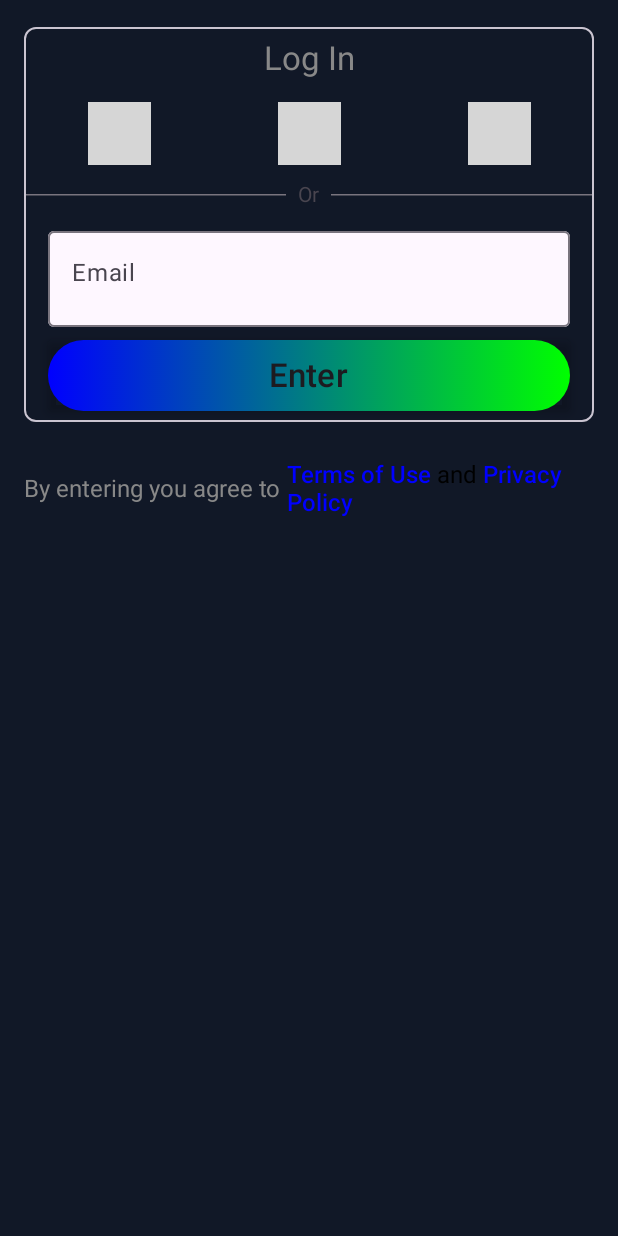
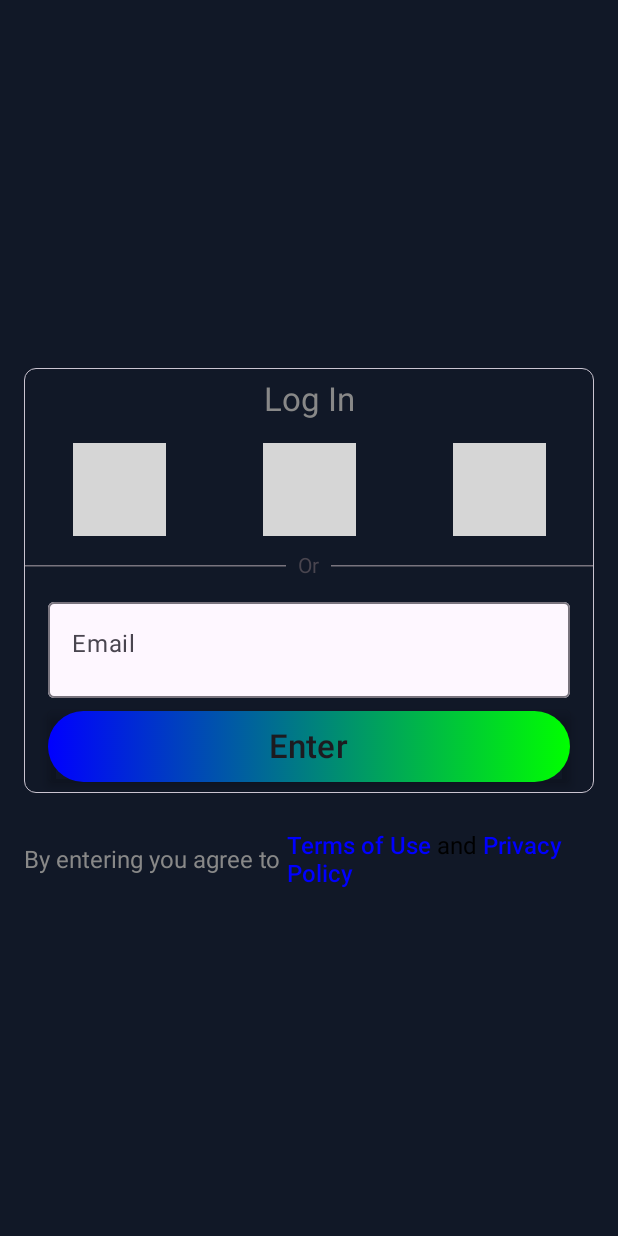
Before and after one commit to thodea/thodea-android, an Android app built with Jetpack Compose: the @Preview function LoginScreenPreview, on a phone screen of 412 x 824 dp. Run offline under Robolectric (Android 15) with nearby library versions, the phone set to English and light mode, and no system bars; pictures from the network do not load; grey boxes are pictures that could not be loaded.

Commit message:
[LOGIN] + Centered login form + Added 3rd party sign in icons + Added login nav logic tree (if not logged in the show Login page)

```diff
--- a/app/build.gradle.kts
+++ b/app/build.gradle.kts
@@ -45,8 +45,9 @@ android {
 
 dependencies {
 
-    implementation(libs.coil.compose) // Or the latest stable version
+    implementation(libs.coil.compose)
     implementation(libs.coil.network.okhttp)
+
     // Compose BOM (manages all versions for Compose libraries)
     implementation(platform(libs.androidx.compose.bom))
     // Jetpack Compose integration
--- a/app/src/main/AndroidManifest.xml
+++ b/app/src/main/AndroidManifest.xml
@@ -1,6 +1,7 @@
 <?xml version="1.0" encoding="utf-8"?>
 <manifest xmlns:android="http://schemas.android.com/apk/res/android"
     xmlns:tools="http://schemas.android.com/tools">
+    <uses-permission android:name="android.permission.INTERNET"/>
 
     <application
         android:allowBackup="true"
@@ -15,7 +16,7 @@
         <activity
             android:name=".MainActivity"
             android:exported="true"
-            android:label="@string/app_name">
+            >
             <intent-filter>
                 <action android:name="android.intent.action.MAIN" />
 
--- a/app/src/main/java/com/example/thodea/nav/NavItem.kt
+++ b/app/src/main/java/com/example/thodea/nav/NavItem.kt
@@ -20,6 +20,9 @@ sealed class NavItem(
     object Chats : NavItem(
         path = "chats"
     )
+    object Login : NavItem(
+        path = "login"
+    )
     object ChatRequests : NavItem(
         path = "chat requests"
     )
--- a/app/src/main/java/com/example/thodea/ui/composables/Login.kt
+++ b/app/src/main/java/com/example/thodea/ui/composables/Login.kt
@@ -1,6 +1,5 @@
 package com.example.thodea.ui.composables
 
-import androidx.compose.foundation.Image
 import androidx.compose.foundation.background
 import androidx.compose.foundation.border
 import androidx.compose.foundation.clickable
@@ -47,14 +46,26 @@ import androidx.compose.ui.text.withStyle
 import androidx.compose.ui.tooling.preview.Preview
 import androidx.compose.ui.unit.dp
 import androidx.compose.ui.unit.sp
-import coil3.compose.rememberAsyncImagePainter
+import coil3.compose.AsyncImage
 
 @Composable
-fun LoginScreen() {
+fun LoginScreen(onLoginSuccess: () -> Unit) {
     // State to control whether the email confirmation message is shown
-    var emailSent by remember { mutableStateOf(false) }
+    val emailSent by remember { mutableStateOf(false) }
     // State to hold the email input value
     var email by remember { mutableStateOf("") }
+    var loginError by remember { mutableStateOf(false) }
+
+    fun onUserLogin() {
+        // Example dummy check: treat "test@example.com" as correct.
+        if (email == "test@example.com") {
+            // ✅ Login success
+            onLoginSuccess()
+        } else {
+            // ❌ Login failed
+            loginError = true
+        }
+    }
 
     Scaffold(
         containerColor = Color(0xFF111827) // Dark background (#111827) from original HTML
@@ -74,12 +85,7 @@ fun LoginScreen() {
                     onSignInGoogle = {  },
                     onSignInMicrosoft = {  },
                     onSignInYahoo = {  },
-                    onUserLogin = {
-                        // When user clicks 'Enter', simulate email sent and update state
-                        emailSent = true
-                        // Do: Add your actual user login API call here
-                        // For example: authViewModel.loginWithEmail(email)
-                    },
+                    onUserLogin = { onUserLogin() }, // ✅ works too
                 )
             } else {
                 // Display the email confirmation message
@@ -93,7 +99,7 @@ fun LoginScreen() {
 @Preview(showBackground = true)
 @Composable
 fun LoginScreenPreview() {
-    LoginScreen()
+    LoginScreen(onLoginSuccess = {})
 }
 
 @Composable
@@ -108,10 +114,12 @@ fun FirstRowLoginLayout(
     // This Column represents the main container for the login form elements.
     // The padding from the original Next.js code is applied here.
     Column(
-        modifier = Modifier
-            .fillMaxWidth()
-            .padding(start = 16.dp, end = 16.dp, top = 8.dp) // Adjusted to match original padding pl-4 pr-4 pt-2
-    ) {
+            modifier = Modifier
+                .fillMaxSize() // You can use fillMaxSize() instead of fillMaxWidth() + fillMaxHeight()
+                .padding(start = 16.dp, end = 16.dp, top = 8.dp),
+            verticalArrangement = Arrangement.Center,
+            horizontalAlignment = Alignment.CenterHorizontally
+        ) {
         // The original Next.js code had a Row containing the "Log In" text and then the LoginForm.
         // Since LoginForm already includes the "Log In" text, we need to decide where it should be.
         // If you want a separate "Log In" header *outside* the LoginForm's styled box,
@@ -175,7 +183,7 @@ fun LoginForm(
                 .padding(vertical = 10.dp)
                 .widthIn(max = 450.dp) // max-w-[450px]
                 .border(
-                    width = 1.dp,
+                    width = 0.5.dp,
                     color = MaterialTheme.colorScheme.outlineVariant, // dark:border-gray-600
                     shape = RoundedCornerShape(8.dp)
                 )
@@ -205,32 +213,36 @@ fun LoginForm(
                 horizontalArrangement = Arrangement.SpaceAround // justify-between
             ) {
                 // Google Image
-                Image(
-                    painter = rememberAsyncImagePainter("[https://cdn.nikpevnev.com/assets/store/design/google.webp](https://cdn.nikpevnev.com/assets/store/design/google.webp)"),
-                    contentDescription = "Sign in with Google",
+                AsyncImage(
+                    model = "https://cdn.nikpevnev.com/assets/store/design/google.webp",
+                    contentDescription = "Yeti",
                     contentScale = ContentScale.Fit,
                     modifier = Modifier
-                        .size(50.dp) // w-[50px]
-                        .padding(4.dp) // m-4
+                        .size(70.dp)
+                        .padding(4.dp)
                         .clickable(onClick = onSignInGoogle)
                 )
+
+
                 // Microsoft Image
-                Image(
-                    painter = rememberAsyncImagePainter("[https://cdn.nikpevnev.com/assets/store/design/microsoft.webp](https://cdn.nikpevnev.com/assets/store/design/microsoft.webp)"),
-                    contentDescription = "Sign in with Microsoft",
+                AsyncImage(
+                    model = "https://cdn.nikpevnev.com/assets/store/design/microsoft.webp",
+                    contentDescription = "Yeti",
                     contentScale = ContentScale.Fit,
                     modifier = Modifier
-                        .size(50.dp)
+                        .size(70.dp)
                         .padding(4.dp)
                         .clickable(onClick = onSignInMicrosoft)
                 )
+
+
                 // Yahoo Image
-                Image(
-                    painter = rememberAsyncImagePainter("[https://cdn.nikpevnev.com/assets/store/design/yahoo.webp](https://cdn.nikpevnev.com/assets/store/design/yahoo.webp)"),
-                    contentDescription = "Sign in with Yahoo",
+                AsyncImage(
+                    model = "https://cdn.nikpevnev.com/assets/store/design/yahoo.webp",
+                    contentDescription = "Yeti",
                     contentScale = ContentScale.Fit,
                     modifier = Modifier
-                        .size(50.dp)
+                        .size(70.dp)
                         .padding(4.dp)
                         .clickable(onClick = onSignInYahoo)
                 )
--- a/app/src/main/java/com/example/thodea/ui/composables/MainScreen.kt
+++ b/app/src/main/java/com/example/thodea/ui/composables/MainScreen.kt
@@ -54,6 +54,10 @@ fun MainScreen(navController: NavHostController) {
     ) { paddingValues -> // paddingValues account for the top and bottom bars
         // This is where the actual navigation graph is defined and rendered
         // The paddingValues are passed to ensure content doesn't go under the bottom bar
-        NavigationScreens(navController = navController, modifier = Modifier.padding(paddingValues))
+        NavigationScreens(
+            navController = navController,
+            isLoggedIn = false, // 👈 For testing, force the Login screen
+            modifier = Modifier.padding(paddingValues)
+        )
     }
 }
```
Also changed, not shown: app/src/main/java/com/example/thodea/ui/composables/NavigationScreens.kt (+13 -2 lines).
